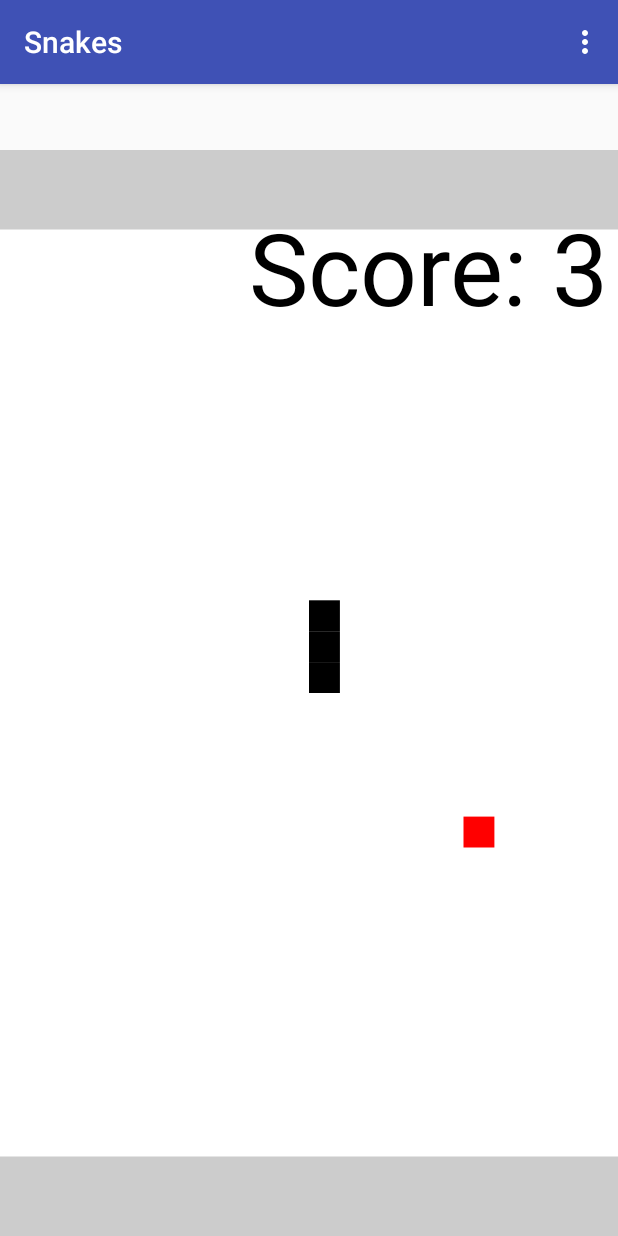
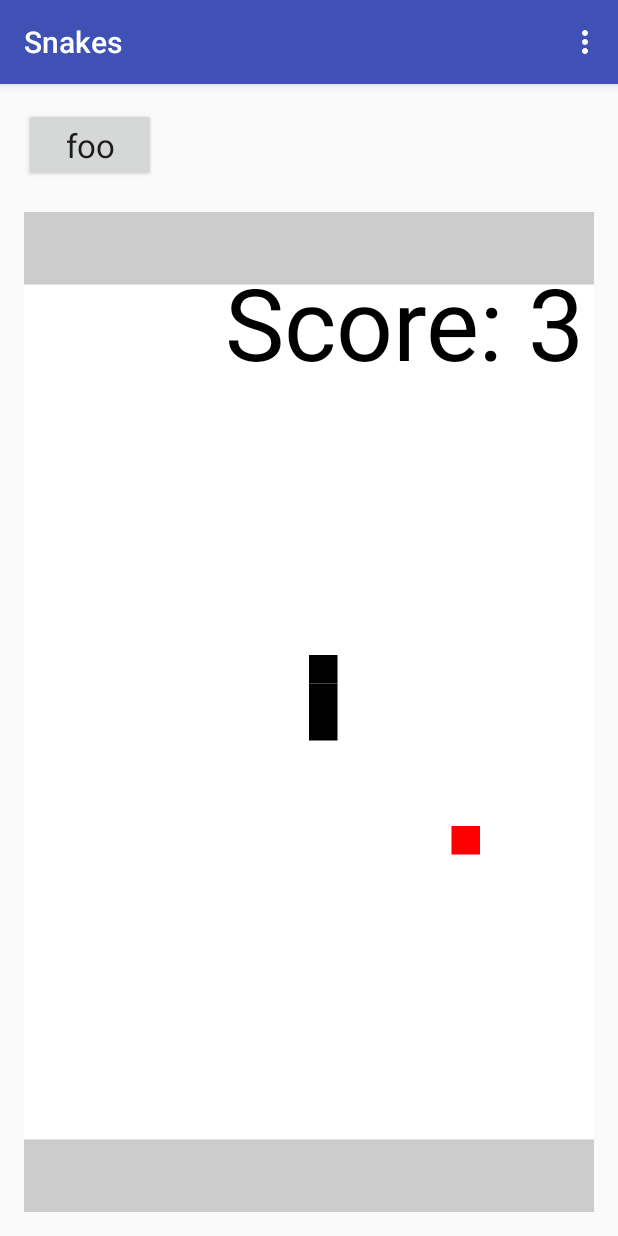
Before and after one commit to fallaciousreasoning/seng440-snakes, an Android app: the screen it shows after launch (MainActivity), on a phone screen of 412 x 824 dp. Run offline under Robolectric (Android 15) with nearby library versions, the phone set to English and light mode, and no system bars; libraries missing offline, so code that uses them is left out: com.android.dx.

Commit message:
Adds a proof of concept button

```diff
--- a/SnakesAssignment/app/src/main/res/layout/activity_main.xml
+++ b/SnakesAssignment/app/src/main/res/layout/activity_main.xml
@@ -21,14 +21,40 @@
 
     </android.support.design.widget.AppBarLayout>
 
-    <nz.ac.canterbury.csse.a440.snakes.snake.CanvasViewRenderer
+    <RelativeLayout
         android:layout_width="match_parent"
         android:layout_height="match_parent"
-        android:background="#ccc"
-        android:layout_marginTop="100dp"
-        android:id="@+id/gameRenderer"/>
+        android:paddingTop="@dimen/activity_vertical_margin"
+        android:paddingBottom="@dimen/activity_vertical_margin"
+        android:paddingLeft="@dimen/activity_horizontal_margin"
+        android:paddingRight="@dimen/activity_vertical_margin"
+        app:layout_behavior="@string/appbar_scrolling_view_behavior">
+
+        <LinearLayout
+            android:orientation="vertical"
+            android:layout_width="match_parent"
+            android:layout_height="match_parent"
+            android:layout_alignParentTop="false"
+            android:layout_alignParentLeft="false">
+
+        <LinearLayout
+            android:layout_width="wrap_content"
+            android:layout_height="wrap_content"
+            android:layout_marginBottom="20dp">
+            <Button
+                android:layout_width="wrap_content"
+                android:layout_height="wrap_content"
+                android:textAppearance="?android:attr/textAppearanceLarge"
+                android:text="foo"/>
+        </LinearLayout>
+
+        <nz.ac.canterbury.csse.a440.snakes.snake.CanvasViewRenderer
+            android:layout_width="match_parent"
+            android:layout_height="match_parent"
+            android:background="#ccc"
+            android:id="@+id/gameRenderer"/>
+
+        </LinearLayout>
+    </RelativeLayout>
     <!--<include layout="@layout/content_main" />-->
-
-
-
 </android.support.design.widget.CoordinatorLayout>
```
